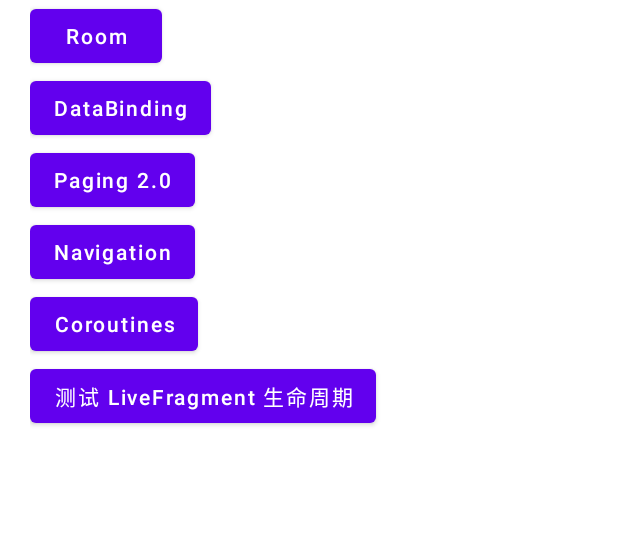
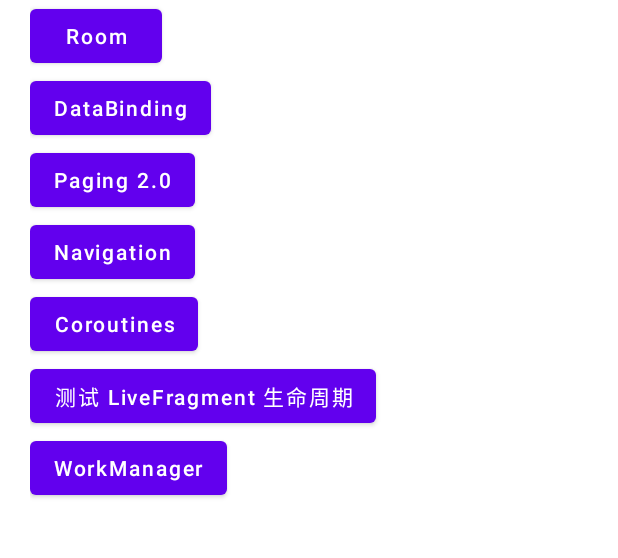
Before and after one commit to Bloodsoul121/JetpackDemo, an Android app: the screen it shows after launch (MainActivity), on a phone screen of 412 x 824 dp, the part 102-660 px from its top. Run offline under Robolectric (Android 15) with nearby library versions, the phone set to English and light mode, and no system bars.

Commit message:
commit WorkManager

```diff
--- a/app/src/main/java/com/blood/jetpackdemo/activity/MainActivity.java
+++ b/app/src/main/java/com/blood/jetpackdemo/activity/MainActivity.java
@@ -44,4 +44,8 @@ public class MainActivity extends AppCompatActivity {
     public void clickBtn7(View view) {
         startActivity(new Intent(this, LiveActivity.class));
     }
+
+    public void clickBtn8(View view) {
+        startActivity(new Intent(this, WorkManagerActivity.class));
+    }
 }
--- a/app/src/main/java/com/blood/jetpackdemo/work/CleanUpWorker.java
+++ b/app/src/main/java/com/blood/jetpackdemo/work/CleanUpWorker.java
@@ -21,7 +21,7 @@ public class CleanUpWorker extends Worker {
         try {
 
             // do clean
-            Log.i(TAG, "doWork: CleanUp");
+            Log.i(TAG, Thread.currentThread().getName() + " doWork: CleanUp");
 
             return Result.success();
         } catch (Exception e) {
--- a/app/src/main/res/layout/activity_main2.xml
+++ b/app/src/main/res/layout/activity_main2.xml
@@ -63,4 +63,12 @@
         android:textAllCaps="false"
         tools:ignore="HardcodedText" />
 
+    <Button
+        android:layout_width="wrap_content"
+        android:layout_height="wrap_content"
+        android:onClick="clickBtn8"
+        android:text="WorkManager"
+        android:textAllCaps="false"
+        tools:ignore="HardcodedText" />
+
 </LinearLayout>
```
Also changed, not shown: app/src/main/java/com/blood/jetpackdemo/activity/WorkManagerActivity.java (+12 -2 lines), app/src/main/java/com/blood/jetpackdemo/work/WorkViewModel.java (+29 -2 lines), app/src/main/res/layout/activity_work_manager.xml (+9 -0 lines).
